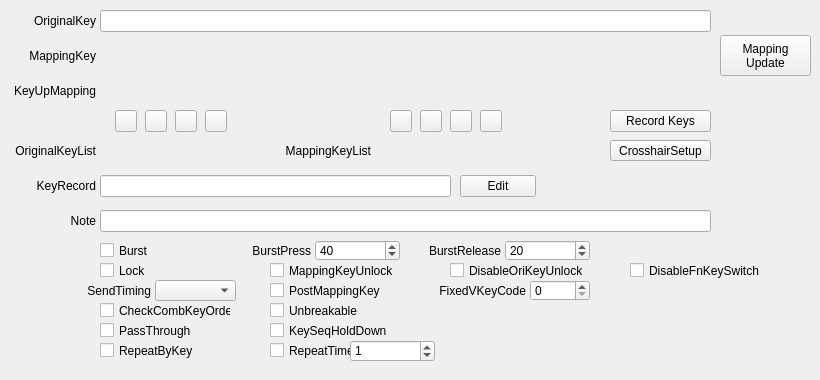
This is QKeyMapper/qitemsetupdialog.ui in Zalafina/QKeyMapper as Qt 5 draws it before an edit. The edited form follows.
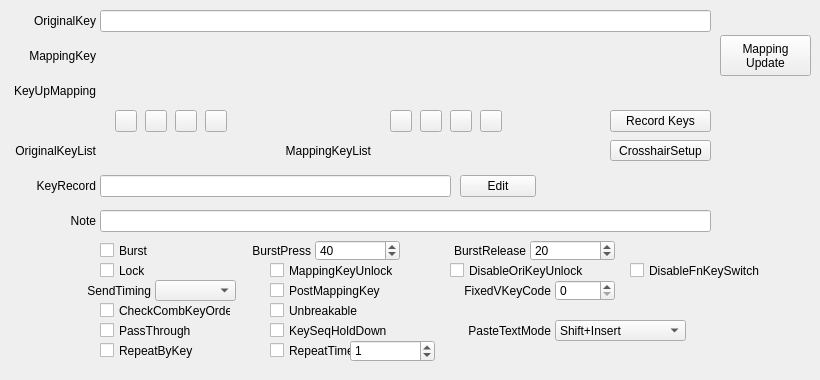
This is the edited form.

What changed in the file:
```diff
--- a/QKeyMapper/qitemsetupdialog.ui
+++ b/QKeyMapper/qitemsetupdialog.ui
@@ -123,9 +123,9 @@
   <widget class="QLabel" name="burstreleaseLabel">
    <property name="geometry">
     <rect>
-     <x>410</x>
+     <x>405</x>
      <y>240</y>
-     <width>91</width>
+     <width>121</width>
      <height>21</height>
     </rect>
    </property>
@@ -139,7 +139,7 @@
   <widget class="QSpinBox" name="burstreleaseSpinBox">
    <property name="geometry">
     <rect>
-     <x>505</x>
+     <x>530</x>
      <y>240</y>
      <width>85</width>
      <height>21</height>
@@ -231,7 +231,7 @@
     <rect>
      <x>270</x>
      <y>320</y>
-     <width>141</width>
+     <width>161</width>
      <height>21</height>
     </rect>
    </property>
@@ -717,7 +717,7 @@
   <widget class="QSpinBox" name="fixedVKeyCodeSpinBox">
    <property name="geometry">
     <rect>
-     <x>530</x>
+     <x>555</x>
      <y>280</y>
      <width>60</width>
      <height>21</height>
@@ -730,7 +730,7 @@
   <widget class="QLabel" name="fixedVKeyCodeLabel">
    <property name="geometry">
     <rect>
-     <x>415</x>
+     <x>440</x>
      <y>280</y>
      <width>111</width>
      <height>21</height>
@@ -846,6 +846,51 @@
     <bool>false</bool>
    </property>
   </widget>
+  <widget class="QComboBox" name="pasteTextModeComboBox">
+   <property name="geometry">
+    <rect>
+     <x>555</x>
+     <y>320</y>
+     <width>131</width>
+     <height>21</height>
+    </rect>
+   </property>
+   <property name="focusPolicy">
+    <enum>Qt::FocusPolicy::NoFocus</enum>
+   </property>
+   <property name="currentText">
+    <string>Shift+Insert</string>
+   </property>
+   <property name="currentIndex">
+    <number>0</number>
+   </property>
+   <item>
+    <property name="text">
+     <string>Shift+Insert</string>
+    </property>
+   </item>
+   <item>
+    <property name="text">
+     <string>Ctrl+V</string>
+    </property>
+   </item>
+  </widget>
+  <widget class="QLabel" name="pasteTextModeLabel">
+   <property name="geometry">
+    <rect>
+     <x>440</x>
+     <y>320</y>
+     <width>111</width>
+     <height>21</height>
+    </rect>
+   </property>
+   <property name="text">
+    <string>PasteTextMode</string>
+   </property>
+   <property name="alignment">
+    <set>Qt::AlignmentFlag::AlignRight|Qt::AlignmentFlag::AlignTrailing|Qt::AlignmentFlag::AlignVCenter</set>
+   </property>
+  </widget>
   <zorder>burstCheckBox</zorder>
   <zorder>lockCheckBox</zorder>
   <zorder>passThroughCheckBox</zorder>
```
Left out of the diff: 2 changed lines with no effect on the pictures.
